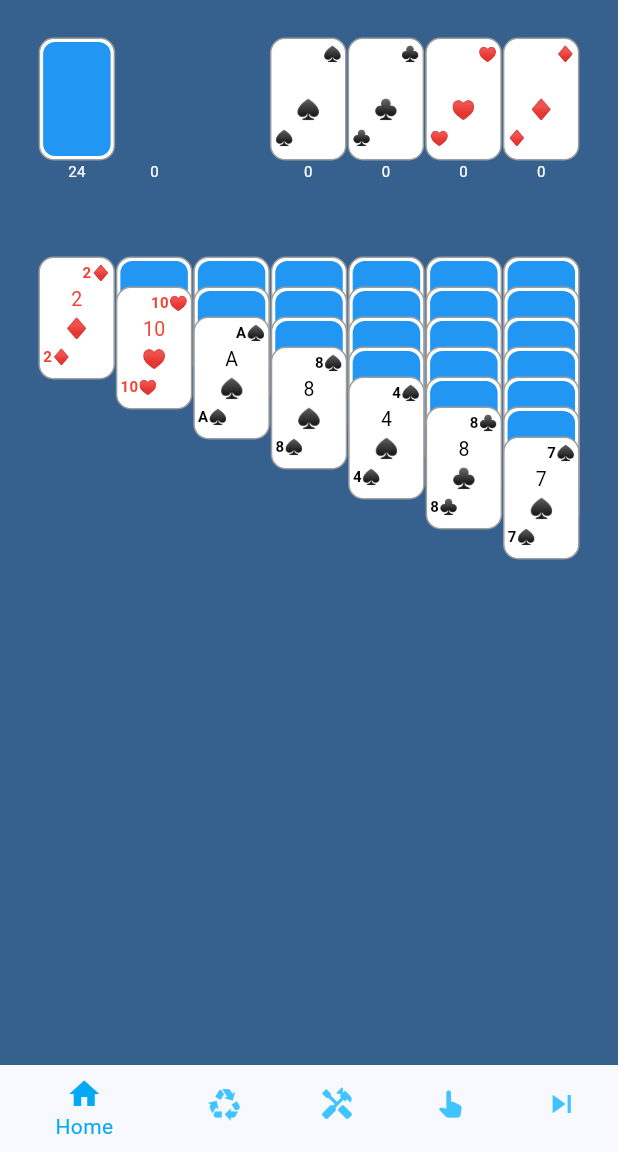
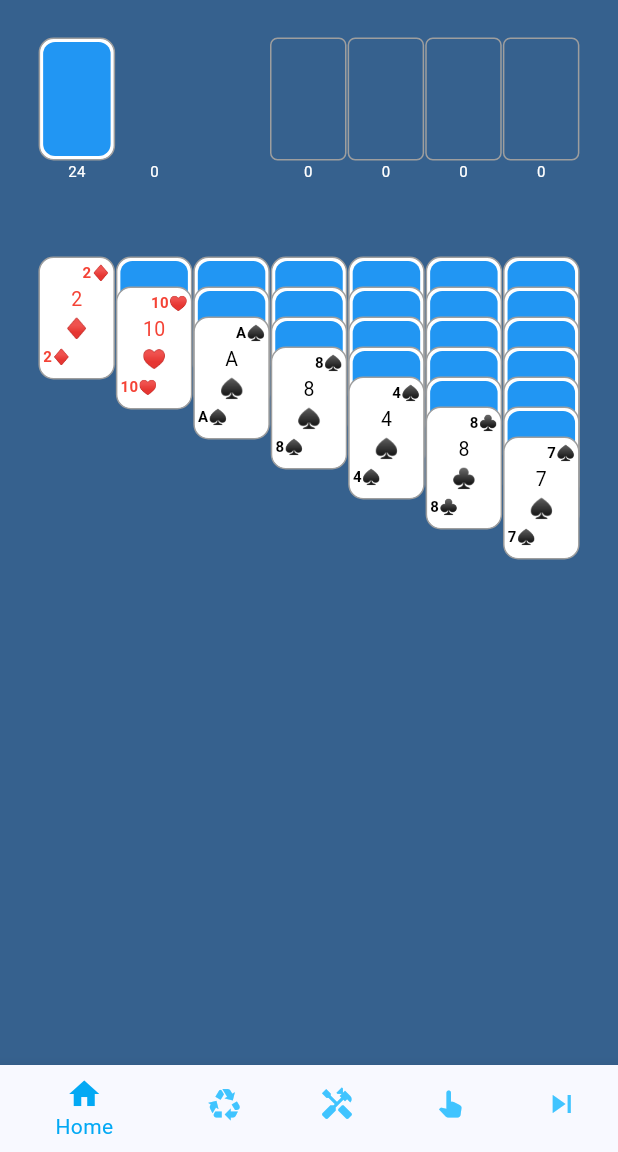
Before and after one commit to michaelgilmore/52-Solitaire, a Flutter app: the screen it shows after launch, on a phone screen of 412 x 824 dp, the part 84-1236 px from its top. Run offline on Flutter 3.47's test engine with Material 3 defaults, Android fonts, the light colour scheme and no system bars; our stand-ins replace shared_preferences.

Commit message:
Added double click to move to different tableau pile. Removed foundation placeholders. Fixed won game saved count.

```diff
--- a/lib/game_screen.dart
+++ b/lib/game_screen.dart
@@ -55,30 +55,8 @@ class _GameScreenState extends State<GameScreen> {
 
     stock = replayLastGame ? savedDeck.toList() : shuffledDeck();
     savedDeck = stock.toList();
-    waste.clear();
-    foundation.clear();
-    tableau.clear();
 
-    for (int j = 0; j < 7; j++) {
-      tableau.add([]);
-    }
-
-    //Deal cards to tableau
-    for(int i = 0; i <= 6; i++) {
-      for (int j = i; j < 7; j++) {
-        stock[0].currentPile = PlayingCard.DRAG_SOURCE_TABLEAUS[j];
-        stock[0].isFaceUp = j == i;
-        tableau[j].add(stock[0]);
-        stock.removeAt(0);
-      }
-    }
-
-    for(int i = 0; i < 4; i++) {
-      foundation.add([]);
-      foundation[i].add(PlayingCard('', PlayingCard.suits[i], true, key: UniqueKey()/*Key(PlayingCard.suits[i])*/));
-      foundation[i].last.currentPile = PlayingCard.DRAG_SOURCE_FOUNDATIONS[i];
-    }
-
+    setUpGame();
   }
 
   void _onBottomNavItemTapped(int index) {
@@ -107,6 +85,7 @@ class _GameScreenState extends State<GameScreen> {
 
   flipNextStockCard() {
     // print('flipNextStockCard()');
+
     setState(() {
       if(stock.isNotEmpty) {
         stock[0].currentPile = PlayingCard.DRAG_SOURCE_WASTE;
@@ -176,24 +155,30 @@ class _GameScreenState extends State<GameScreen> {
     }
 
     //loop through all cards in foundation piles and set card height and width
-    for(int i = 0; i < 4; i++) {
-      for(int j = 0; j < foundation[i].length; j++) {
+    for(int i = 0; i < foundation.length; i++) {
+      if(foundation[i].isNotEmpty) {
+        for (int j = 0; j < foundation[i].length; j++) {
           foundation[i][j].cardHeight = cardHeight;
           foundation[i][j].cardWidth = cardWidth;
           foundation[i][j].centerFontSize = centerFontSize;
           foundation[i][j].cornerFontSize = cornerFontSize;
-        foundation[i][j].spaceBetweenCenterAndCorner = spaceBetweenCenterAndCorner;
+          foundation[i][j].spaceBetweenCenterAndCorner =
+              spaceBetweenCenterAndCorner;
+        }
       }
     }
 
     //loop through all cards in tableau and set card height and width
-    for(int i = 0; i < 7; i++) {
-      for(int j = 0; j < tableau[i].length; j++) {
+    for(int i = 0; i < tableau.length; i++) {
+      if(tableau[i].isNotEmpty) {
+        for (int j = 0; j < tableau[i].length; j++) {
           tableau[i][j].cardHeight = cardHeight;
           tableau[i][j].cardWidth = cardWidth;
           tableau[i][j].centerFontSize = centerFontSize;
           tableau[i][j].cornerFontSize = cornerFontSize;
-        tableau[i][j].spaceBetweenCenterAndCorner = spaceBetweenCenterAndCorner;
+          tableau[i][j].spaceBetweenCenterAndCorner =
+              spaceBetweenCenterAndCorner;
+        }
       }
     }
 
@@ -252,7 +237,15 @@ class _GameScreenState extends State<GameScreen> {
                       onTap: () => flipNextStockCard(),
                       child: Column(
                           children: [
-                            stock.isNotEmpty ? stock[0] : SizedBox(height: cardHeight, width: cardWidth),
+                            stock.isNotEmpty ? stock[0] : Container(
+                              height: cardHeight,
+                              width: cardWidth,
+                              //Add dashed gray border around stock pile
+                              decoration: BoxDecoration(
+                                border: Border.all(color: Colors.grey, style: BorderStyle.solid, width: 1),
+                                borderRadius: BorderRadius.circular(5),
+                              ),
+                            ),
                             Text(stock.length.toString(), style: pileCountTextStyle),
                           ]
                       )
@@ -274,26 +267,33 @@ class _GameScreenState extends State<GameScreen> {
                   SizedBox(width: spaceBetweenWasteAndFoundation),
 
                   //Foundation
-                  for(int a = 0; a < 4; a++)
+                  for(int a = 0; a < foundation.length; a++)
                     DragTarget(
                       onAcceptWithDetails: (DragTargetDetails data) {
                         PlayingCard droppedCard = data.data;
                         // print('onAcceptWithDetails ${droppedCard.toStr()}');
 
-                        if(isValidFoundationDrop(foundation[a].last, droppedCard)) {
+                        if(foundation[a].isNotEmpty) {
+                          if (isValidFoundationDrop(
+                              foundation[a].last, droppedCard)) {
                             // print('Accepting foundation drop');
                             foundation[a].add(droppedCard);
                             removeCardFromDragSource(droppedCard);
-                          foundation[a].last.currentPile = PlayingCard.DRAG_SOURCE_FOUNDATIONS[a];
+                            foundation[a].last.currentPile = PlayingCard
+                                .DRAG_SOURCE_FOUNDATIONS[a];
+                          }
                         }
                       },
                       onWillAcceptWithDetails: (DragTargetDetails data) {
                         PlayingCard droppedCard = data.data;
                         // print('onWillAcceptWithDetails ${droppedCard.toStr()}');
 
-                        if(isValidFoundationDrop(foundation[a].last, droppedCard)) {
+                        if(foundation[a].isNotEmpty) {
+                          if (isValidFoundationDrop(
+                              foundation[a].last, droppedCard)) {
                             // print('Will accept foundation drop');
                             return true;
+                          }
                         }
 
                         // print('Rejecting drop');
@@ -301,9 +301,16 @@ class _GameScreenState extends State<GameScreen> {
                       },
                       builder: (context, candidateData, rejectedData) => Column(
                         children: [
-                          foundation[a].last,
-                          //TODO: Don't have empty be a card. Then we won't need to subtract 1 here.
-                          Text((foundation[a].length - 1).toString(), style: pileCountTextStyle),
+                          foundation[a].isNotEmpty ? foundation[a].last : Container(
+                            height: cardHeight,
+                            width: cardWidth,
+                            //Add dashed gray border around foundation pile
+                            decoration: BoxDecoration(
+                              border: Border.all(color: Colors.grey, style: BorderStyle.solid, width: 1),
+                              borderRadius: BorderRadius.circular(5),
+                            ),
+                          ),
+                          Text((foundation[a].length).toString(), style: pileCountTextStyle),
                         ],
                       ),
                     ),
@@ -321,10 +328,11 @@ class _GameScreenState extends State<GameScreen> {
               Row(
                 mainAxisAlignment: MainAxisAlignment.spaceEvenly,
                 children: [
-                  for(int i = 0; i < 7; i++)
+                  for(int i = 0; i < tableau.length; i++)
                     GestureDetector(
                       onDoubleTap: () {
                         // print('Double tap on tableau $i card ${tableau[i].last.toStr()}');
+
                         setState(() {
                           if(tableau[i].isEmpty) {
                             return;
@@ -332,23 +340,53 @@ class _GameScreenState extends State<GameScreen> {
 
                           PlayingCard topCard = tableau[i].last;
 
+                          if(topCard.value == PlayingCard.values[0]) {
+                            for(int j = 0; j < foundation.length; j++) {
+                              if(foundation[j].isEmpty) {
+                                foundation[j].add(tableau[i].removeLast());
+                                foundation[j].last.currentPile = PlayingCard.DRAG_SOURCE_FOUNDATIONS[j];
+                                rebuildLastTableauCardFaceUp(i);
+                                return;
+                              }
+                            }
+                            return;
+                          }
+
                           //Check each foundation pile to see if the top card can be moved there
-                          for(int j = 0; j < 4; j++) {
-                            if(isValidFoundationDrop(foundation[j].last, topCard)) {
+                          for(int j = 0; j < foundation.length; j++) {
+                            if(foundation[j].isNotEmpty) {
+                              if (isValidFoundationDrop(
+                                  foundation[j].last, topCard)) {
                                 // print('Moving card to foundation');
                                 foundation[j].add(tableau[i].removeLast());
-                              foundation[j].last.currentPile = PlayingCard.DRAG_SOURCE_FOUNDATIONS[j];
+                                foundation[j].last.currentPile =
+                                PlayingCard.DRAG_SOURCE_FOUNDATIONS[j];
+
+                                if (tableau[i].isNotEmpty &&
+                                    !tableau[i].last.isFaceUp) {
+                                  rebuildLastTableauCardFaceUp(i);
+                                }
+                                return;
+                              }
+                            }
+                          }
+
+                          //Check each tableau pile to see if the top card can be moved there
+                          for(int j = 0; j < tableau.length; j++) {
+                            if(j != i) {
+                              if(isValidTableauDrop(tableau[j].isNotEmpty ? tableau[j].last : null, topCard)) {
+                                // print('Moving card to tableau');
+                                if(tableau[j].isNotEmpty) {
+                                  tableau[j].last.cardOnTopOfThisOne = topCard;
+                                }
+                                tableau[j].add(tableau[i].removeLast());
+                                tableau[j].last.currentPile = PlayingCard.DRAG_SOURCE_TABLEAUS[j];
 
                                 if(tableau[i].isNotEmpty && !tableau[i].last.isFaceUp) {
-                                tableau[i].last.isFaceUp = true;
-                                //HACK Remove last card and recreate it with isFaceUp set to true. Seems like not managing state properly.
-                                PlayingCard newLast = PlayingCard(tableau[i].last.value, tableau[i].last.suit, true, key: UniqueKey());
-                                newLast.currentPile = tableau[i].last.currentPile;
-                                newLast.cardOnTopOfThisOne = null;
-                                tableau[i].removeLast();
-                                tableau[i].add(newLast);
+                                  rebuildLastTableauCardFaceUp(i);
                                 }
                                 return;
+                              }
                             }
                           }
                         });
@@ -497,7 +535,7 @@ class _GameScreenState extends State<GameScreen> {
   }
 
   void removeCardFromDragSource(PlayingCard card) {
-    print('removeCardFromDragSource(${card.currentPile})');
+    // print('removeCardFromDragSource(${card.currentPile})');
 
     setState(() {
       // if(PlayingCard.dragSource == PlayingCard.DRAG_SOURCE_WASTE) {
@@ -512,16 +550,24 @@ class _GameScreenState extends State<GameScreen> {
           tableau[i].removeLast();
 
           if(tableau[i].isNotEmpty && !tableau[i].last.isFaceUp) {
-            tableau[i].last.isFaceUp = true;
-            //HACK Remove last card and recreate it with isFaceUp set to true. Seems like not managing state properly.
-            PlayingCard newLast = PlayingCard(tableau[i].last.value, tableau[i].last.suit, true, key: UniqueKey());
-            newLast.currentPile = tableau[i].last.currentPile;
-            tableau[i].removeLast();
-            tableau[i].add(newLast);
+            rebuildLastTableauCardFaceUp(i);
           }
         }
       }
     });
+  }
+
+  void rebuildLastTableauCardFaceUp(int i) {
+    if(tableau[i].isEmpty) {
+      return;
+    }
+    tableau[i].last.cardOnTopOfThisOne = null;
+    //HACK Remove last card and recreate it with isFaceUp set to true. Seems like not managing state properly.
+    PlayingCard newLast = PlayingCard(tableau[i].last.value, tableau[i].last.suit, true, key: UniqueKey());
+    newLast.currentPile = tableau[i].last.currentPile;
+    newLast.isFaceUp = true;
+    tableau[i].removeLast();
+    tableau[i].add(newLast);
   }
 
   void addCardFromDragSource(PlayingCard card, List<PlayingCard> target, int newPile) {
@@ -554,13 +600,7 @@ class _GameScreenState extends State<GameScreen> {
           }
 
           if(tableau[i].isNotEmpty && !tableau[i].last.isFaceUp) {
-            tableau[i].last.isFaceUp = true;
-            //HACK Remove last card and recreate it with isFaceUp set to true. Seems like not managing state properly.
-            PlayingCard newLast = PlayingCard(tableau[i].last.value, tableau[i].last.suit, true, key: UniqueKey());
-            // print('Setting newLast card to ${newLast.toStr()}');
-            newLast.currentPile = tableau[i].last.currentPile;
-            tableau[i].removeLast();
-            tableau[i].add(newLast);
+            rebuildLastTableauCardFaceUp(i);
           }
         }
       }
@@ -639,6 +679,15 @@ class _GameScreenState extends State<GameScreen> {
     foundation.clear();
     tableau.clear();
 
+    setUpGame();
+
+    setState(() {});
+
+    final num_games_played = prefs.getInt('num_games_played') ?? 0;
+    await prefs.setInt('num_games_played', num_games_played + 1);
+  }
+
+  void setUpGame() {
     for (int j = 0; j < 7; j++) {
       tableau.add([]);
     }
@@ -656,14 +705,7 @@ class _GameScreenState extends State<GameScreen> {
 
     for(int i = 0; i < 4; i++) {
       foundation.add([]);
-      foundation[i].add(PlayingCard('', PlayingCard.suits[i], true, key: UniqueKey()/*Key(PlayingCard.suits[i])*/));
-      foundation[i].last.currentPile = PlayingCard.DRAG_SOURCE_FOUNDATIONS[i];
     }
-
-    setState(() {});
-
-    final num_games_played = prefs.getInt('num_games_played') ?? 0;
-    await prefs.setInt('num_games_played', num_games_played + 1);
   }
 
   void checkForWin() {
@@ -705,18 +747,27 @@ class _GameScreenState extends State<GameScreen> {
       }
 
       //Check each foundation pile to see if the top card can be moved there
-      for(int i = 0; i < 4; i++) {
-        if(isValidFoundationDrop(foundation[i].last, waste.last)) {
+      for(int i = 0; i < foundation.length; i++) {
+        if (foundation[i].isEmpty) {
+          if (waste.last.value == PlayingCard.values[0]) {
+            foundation[i].add(waste.removeLast());
+            foundation[i].last.currentPile =
+            PlayingCard.DRAG_SOURCE_FOUNDATIONS[i];
+            return;
+          }
+        }
+        else if (isValidFoundationDrop(foundation[i].last, waste.last)) {
           // print('Moving card to foundation');
           foundation[i].last.cardOnTopOfThisOne = waste.last;
           foundation[i].add(waste.removeLast());
-          foundation[i].last.currentPile = PlayingCard.DRAG_SOURCE_FOUNDATIONS[i];
+          foundation[i].last.currentPile =
+          PlayingCard.DRAG_SOURCE_FOUNDATIONS[i];
           return;
         }
       }
 
       //Check each tableau pile to see if the top card can be moved there
-      for(int i = 0; i < 7; i++) {
+      for(int i = 0; i < tableau.length; i++) {
         if(isValidTableauDrop(tableau[i].isNotEmpty ? tableau[i].last : null, waste.last)) {
           // print('Moving card to tableau');
           if(tableau[i].isNotEmpty) {
```
Lines whose indentation alone changed are shown as unchanged.
